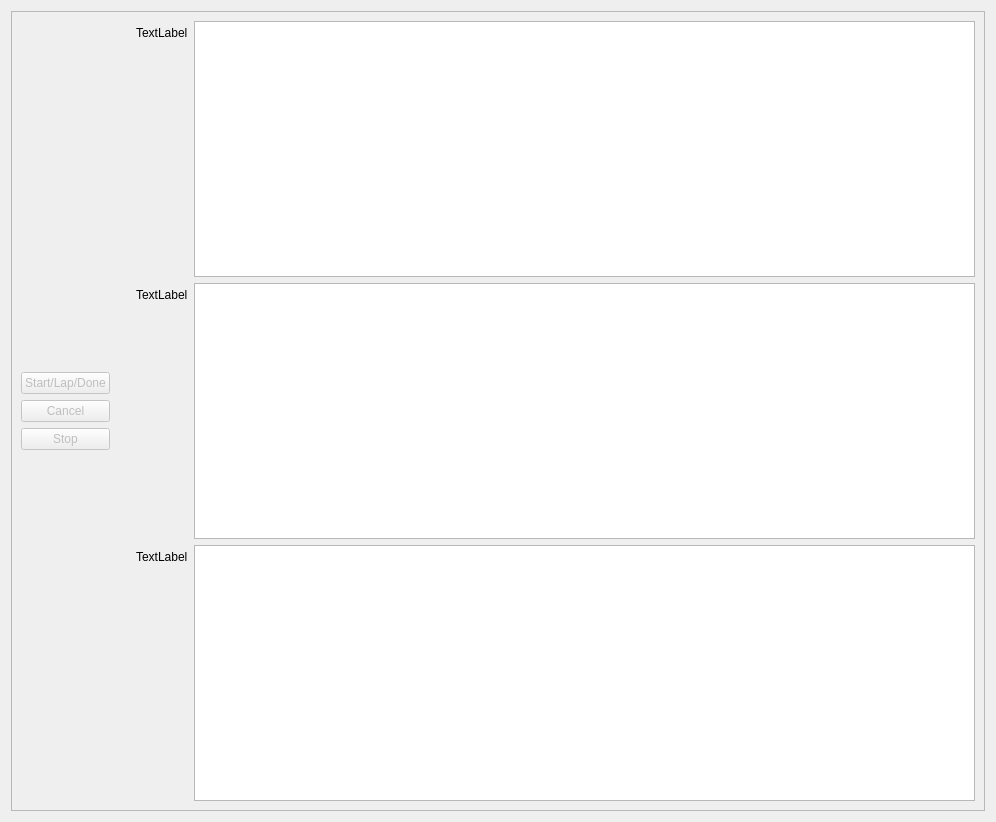
Before: the Qt Designer form GUI/resources/cronometro.ui in Drahness/Parkingson, drawn with Qt 5.
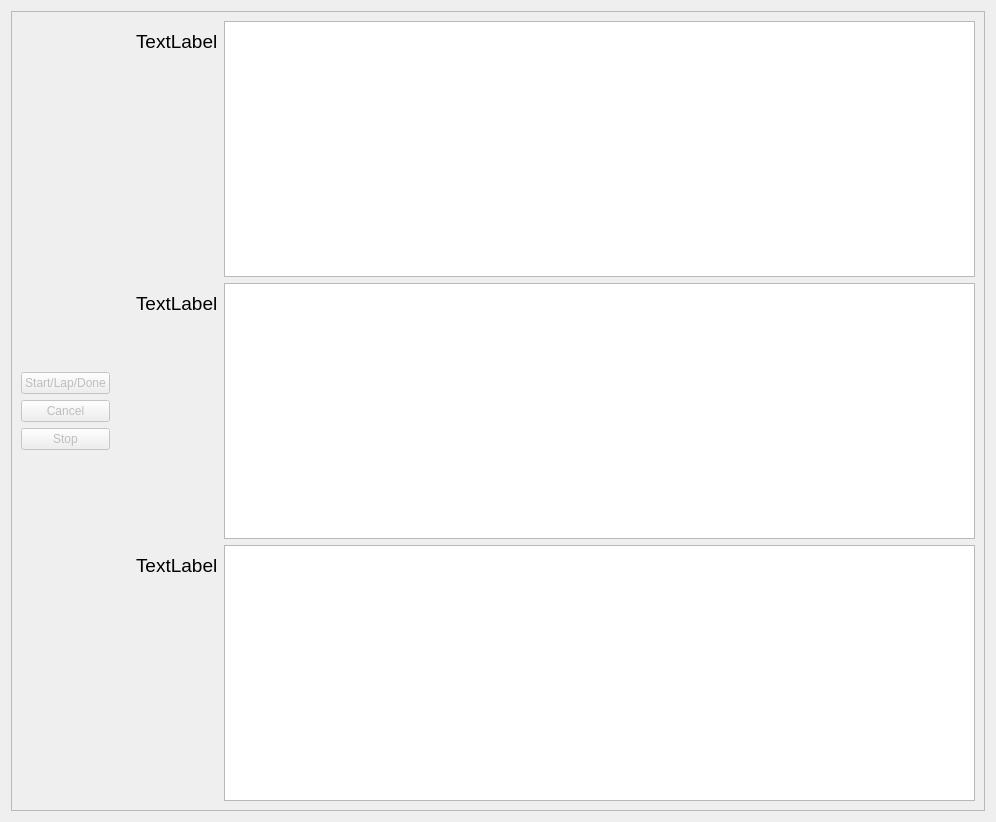
After: the same form once the commit is applied.

```diff
--- a/GUI/resources/cronometro.ui
+++ b/GUI/resources/cronometro.ui
@@ -162,6 +162,11 @@
          </property>
          <item row="0" column="0">
           <widget class="QLabel" name="vuelta1_label">
+           <property name="font">
+            <font>
+             <pointsize>14</pointsize>
+            </font>
+           </property>
            <property name="text">
             <string>TextLabel</string>
            </property>
@@ -172,6 +177,11 @@
          </item>
          <item row="1" column="0">
           <widget class="QLabel" name="vuelta2_label">
+           <property name="font">
+            <font>
+             <pointsize>14</pointsize>
+            </font>
+           </property>
            <property name="text">
             <string>TextLabel</string>
            </property>
@@ -182,6 +192,11 @@
          </item>
          <item row="2" column="0">
           <widget class="QLabel" name="vuelta3_label">
+           <property name="font">
+            <font>
+             <pointsize>14</pointsize>
+            </font>
+           </property>
            <property name="text">
             <string>TextLabel</string>
            </property>
```
